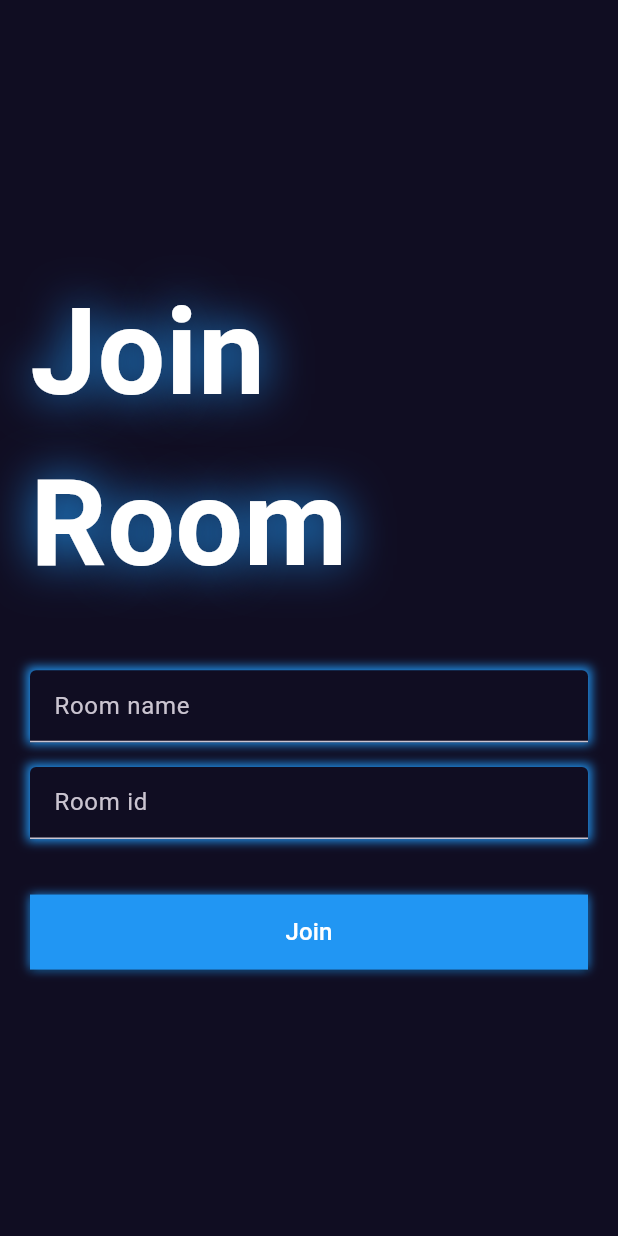
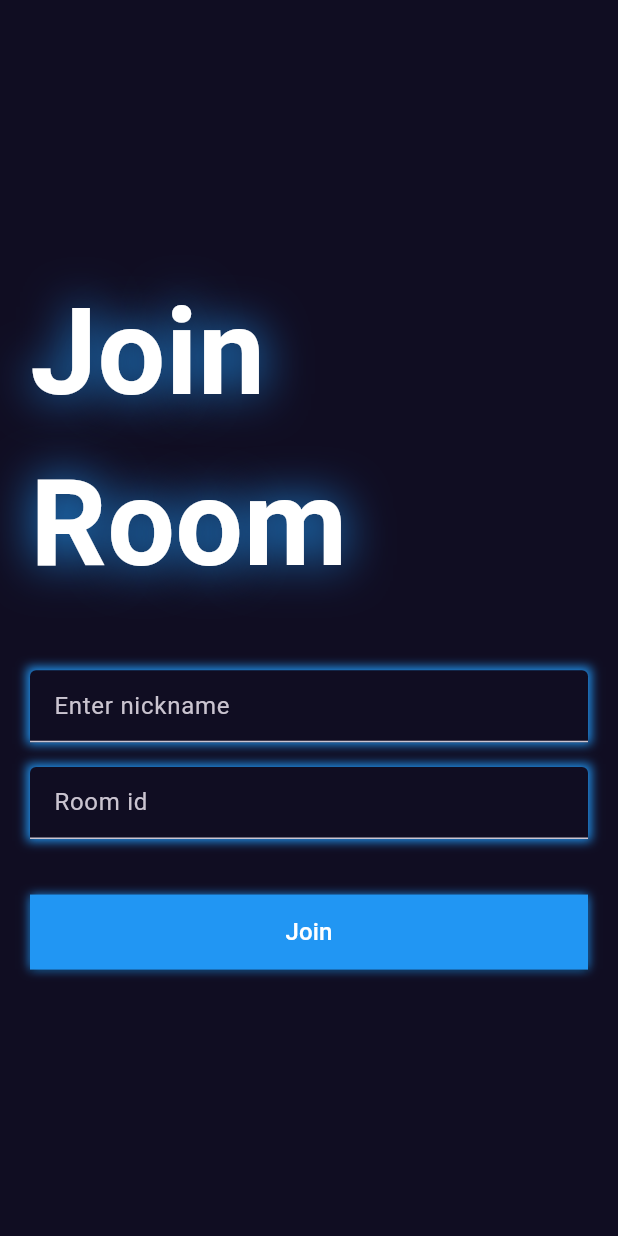
Before and after one commit to ritik6559/Tic-Tac-Toe-Flutter-Node, a Flutter app: the screen it shows after launch, after a tap on "Join room", on a phone screen of 412 x 824 dp. Run offline on Flutter 3.47's test engine with Material 3 defaults, Android fonts, the light colour scheme and no system bars; our stand-ins replace socket_io_client; network calls fail.

Commit message:
minor changes

```diff
--- /dev/null
+++ b/lib/models/player.dart
@@ -0,0 +1,45 @@
+class Player {
+  final String nickname;
+  final String socketID;
+  final double points;
+  final String playerType;
+
+  Player({
+    required this.nickname,
+    required this.socketID,
+    required this.points,
+    required this.playerType,
+  });
+
+  Map<String, dynamic> toMap() {
+    return {
+      'nickname': nickname,
+      'socketID': socketID,
+      'points': points,
+      'playerType': playerType,
+    };
+  }
+
+  factory Player.fromMap(Map<String, dynamic> map) {
+    return Player(
+      nickname: map['nickname'] ?? '',
+      socketID: map['socketID'] ?? '',
+      points: map['points']?.toDouble() ?? 0.0,
+      playerType: map['playerType'] ?? '',
+    );
+  }
+
+  Player copyWith({
+    String? nickname,
+    String? socketID,
+    double? points,
+    String? playerType,
+  }) {
+    return Player(
+      nickname: nickname ?? this.nickname,
+      socketID: socketID ?? this.socketID,
+      points: points ?? this.points,
+      playerType: playerType ?? this.playerType,
+    );
+  }
+}
--- a/lib/provider/room_data_provider.dart
+++ b/lib/provider/room_data_provider.dart
@@ -1,13 +1,38 @@
 import 'package:flutter/material.dart';
+import 'package:tic_tac_toe/models/player.dart';
 
 class RoomDataProvider extends ChangeNotifier {
   Map<String, dynamic> _roomData = {};
+  Player _player1 = Player(
+    nickname: '',
+    socketID: '',
+    points: 0,
+    playerType: 'X',
+  );
+
+  Player _player2 = Player(
+    nickname: '',
+    socketID: '',
+    points: 0,
+    playerType: 'O',
+  );
 
   Map<String, dynamic> get roomData => _roomData;
+  Player get player1 => _player1;
+  Player get player2 => _player2;
 
   void updateRoomData(Map<String, dynamic> data) {
     _roomData = data;
     notifyListeners();
   }
 
+  void updatePlayer1(Map<String, dynamic> player1Data) {
+    _player1 = Player.fromMap(player1Data);
+    notifyListeners();
+  }
+
+  void updatePlayer2(Map<String, dynamic> player2Data) {
+    _player2 = Player.fromMap(player2Data);
+    notifyListeners();
+  }
 }
--- a/lib/resources/socket_methods.dart
+++ b/lib/resources/socket_methods.dart
@@ -56,4 +56,19 @@ class SocketMethods {
       );
     });
   }
+
+  // FUNCTIONS
+  void updatePlayerStateListener(BuildContext context) {
+    _socketClient.on(
+      'updatePlayers',
+      (playerData) => {
+        Provider.of<RoomDataProvider>(context, listen: false).updatePlayer1(
+          playerData[0],
+        ),
+        Provider.of<RoomDataProvider>(context, listen: false).updatePlayer2(
+          playerData[1],
+        ),
+      },
+    );
+  }
 }
--- a/lib/screens/create_room_screen.dart
+++ b/lib/screens/create_room_screen.dart
@@ -56,7 +56,7 @@ class _CreateRoomScreenState extends State<CreateRoomScreen> {
               ),
               CustomTextField(
                 controller: _nameContoller,
-                hintText: 'Room name',
+                hintText: 'Nickname',
               ),
               SizedBox(
                 height: size.height * 0.045,
--- a/lib/screens/game_screen.dart
+++ b/lib/screens/game_screen.dart
@@ -13,6 +13,8 @@ class GameScreen extends StatefulWidget {
 class _GameScreenState extends State<GameScreen> {
   @override
   Widget build(BuildContext context) {
+    print(Provider.of<RoomDataProvider>(context).player1.nickname);
+    print(Provider.of<RoomDataProvider>(context).player2.nickname);
     return Scaffold(
       body: Center(
         child: Text(Provider.of<RoomDataProvider>(context).roomData.toString()),
--- a/lib/screens/join_room_screen.dart
+++ b/lib/screens/join_room_screen.dart
@@ -23,6 +23,7 @@ class _JoinRoomScreenState extends State<JoinRoomScreen> {
     super.initState();
     socketMethods.errorOccuredListener(context);
     socketMethods.joinRoomSuccessListener(context);
+    socketMethods.updatePlayerStateListener(context);
   }
 
   @override
@@ -52,7 +53,7 @@ class _JoinRoomScreenState extends State<JoinRoomScreen> {
               ),
               CustomTextField(
                 controller: _nameContoller,
-                hintText: 'Room name',
+                hintText: 'Enter nickname',
               ),
               SizedBox(
                 height: size.height * 0.02,
```
Also changed, not shown: 1 other file.
